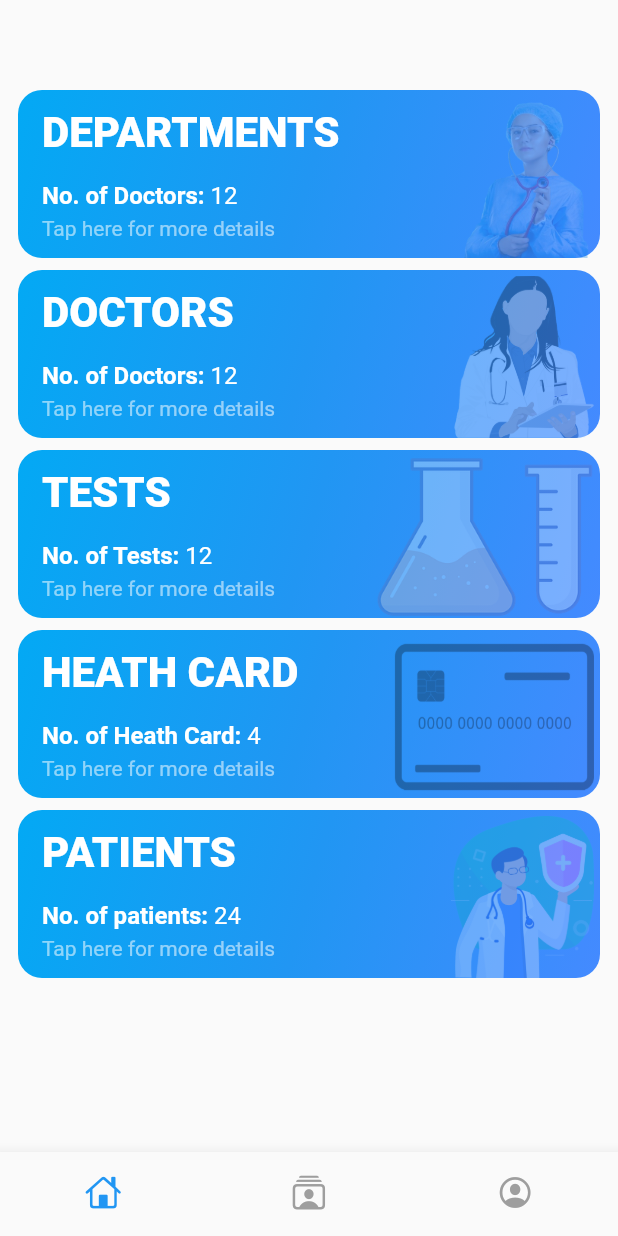
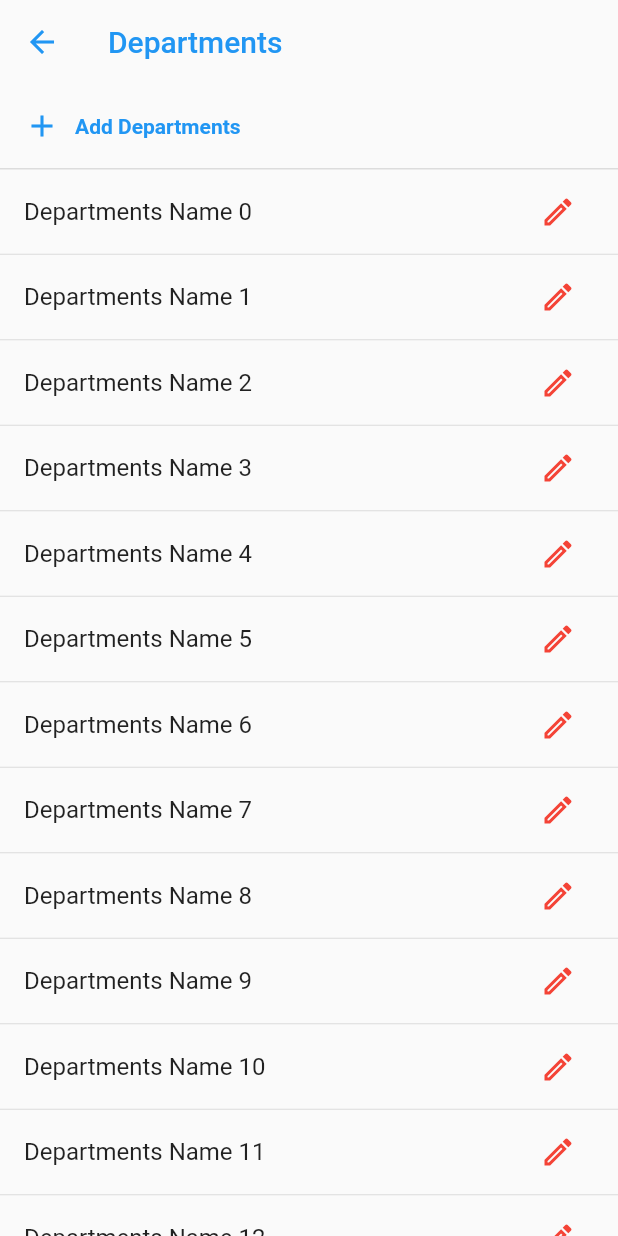
Before and after one commit to askabdulhaseeb/ramzan-hospital-admin, a Flutter app: the screen it shows after launch, after a tap on "DEPARTMENTS", on a phone screen of 412 x 824 dp. Run offline on Flutter 3.47's test engine with Material 2 defaults, Android fonts, the phone set to English and light mode, and no system bars; our stand-ins replace fluttertoast.

Commit message:
Add Department screens

```diff
--- a/lib/main.dart
+++ b/lib/main.dart
@@ -2,6 +2,8 @@ import 'package:flutter/material.dart';
 import 'package:provider/provider.dart';
 import 'package:ramzanadmin/providers/main_bottom_nav_bar_provider.dart';
 import 'package:ramzanadmin/screens/auth/login_screen.dart';
+import 'package:ramzanadmin/screens/departments/add_department.dart';
+import 'package:ramzanadmin/screens/departments/department_dashboard.dart';
 import 'package:ramzanadmin/screens/doctors/add_doctor.dart';
 import 'package:ramzanadmin/screens/doctors/doctor_dashboard.dart';
 import 'package:ramzanadmin/screens/main_screen/main_screen.dart';
@@ -36,6 +38,9 @@ class MyApp extends StatelessWidget {
           // Doctor
           DoctorDashboard.routeName: (_) => const DoctorDashboard(),
           AddDoctor.routeName: (_) => const AddDoctor(),
+          //Departments
+          DepartmentDashboard.routeName: (_) => const DepartmentDashboard(),
+          AddDepartment.routeName: (_) => const AddDepartment(),
         },
       ),
     );
--- /dev/null
+++ b/lib/screens/departments/department_dashboard.dart
@@ -0,0 +1,63 @@
+import 'package:flutter/material.dart';
+import 'package:ramzanadmin/screens/departments/add_department.dart';
+import 'package:ramzanadmin/screens/departments/edit_department.dart';
+import 'package:ramzanadmin/screens/departments/view_department.dart';
+import 'package:ramzanadmin/screens/doctors/add_doctor.dart';
+import 'package:ramzanadmin/screens/doctors/edit_doctor.dart';
+import 'package:ramzanadmin/screens/doctors/view_doctor.dart';
+
+import '../../widgets/custom_icon_title_button.dart';
+
+class DepartmentDashboard extends StatelessWidget {
+  const DepartmentDashboard({Key? key}) : super(key: key);
+  static const String routeName = '/DepartmentDashboard';
+  @override
+  Widget build(BuildContext context) {
+    return Scaffold(
+      appBar: AppBar(
+        title: Text(
+          'Departments',
+          style: TextStyle(
+            color: Theme.of(context).primaryColor,
+          ),
+        ),
+      ),
+      body: Column(
+        children: <Widget>[
+          CustomIconTitleButton(
+            title: 'Add Departments',
+            onTap: () =>
+                Navigator.of(context).pushNamed(AddDepartment.routeName),
+          ),
+          const Divider(height: 1, thickness: 1),
+          Expanded(
+            child: ListView.separated(
+              itemCount: 200,
+              separatorBuilder: (_, __) => const Divider(height: 1),
+              itemBuilder: (context, index) => ListTile(
+                onTap: () {
+                  Navigator.of(context).push(MaterialPageRoute(
+                    builder: (context) => const ViewDepartment(),
+                  ));
+                },
+                title: Text('Departments Name $index'),
+                trailing: IconButton(
+                  splashRadius: 24,
+                  onPressed: () {
+                    Navigator.of(context).push(MaterialPageRoute(
+                      builder: (context) => const EditDepartment(),
+                    ));
+                  },
+                  icon: const Icon(
+                    Icons.edit_outlined,
+                    color: Colors.red,
+                  ),
+                ),
+              ),
+            ),
+          ),
+        ],
+      ),
+    );
+  }
+}
--- a/lib/screens/pages/home_page.dart
+++ b/lib/screens/pages/home_page.dart
@@ -1,4 +1,5 @@
 import 'package:flutter/material.dart';
+import 'package:ramzanadmin/screens/departments/department_dashboard.dart';
 import 'package:ramzanadmin/screens/doctors/doctor_dashboard.dart';
 
 import 'package:ramzanadmin/utilities/app_images.dart';
@@ -19,7 +20,8 @@ class HomePage extends StatelessWidget {
               title: 'Departments',
               imagePath: AppImages.womanDoctor,
               child: _titleAndCount(title: 'No. of Doctors', count: 12),
-              onTap: () {},
+              onTap: () =>
+                  Navigator.of(context).pushNamed(DepartmentDashboard.routeName),
             ),
             ReportCard(
               title: 'Doctors',
```
Also changed, not shown: lib/screens/departments/add_department.dart (added, +27 -0 lines), lib/screens/departments/edit_department.dart (added, +17 -0 lines), lib/screens/departments/view_department.dart (added, +29 -0 lines).
